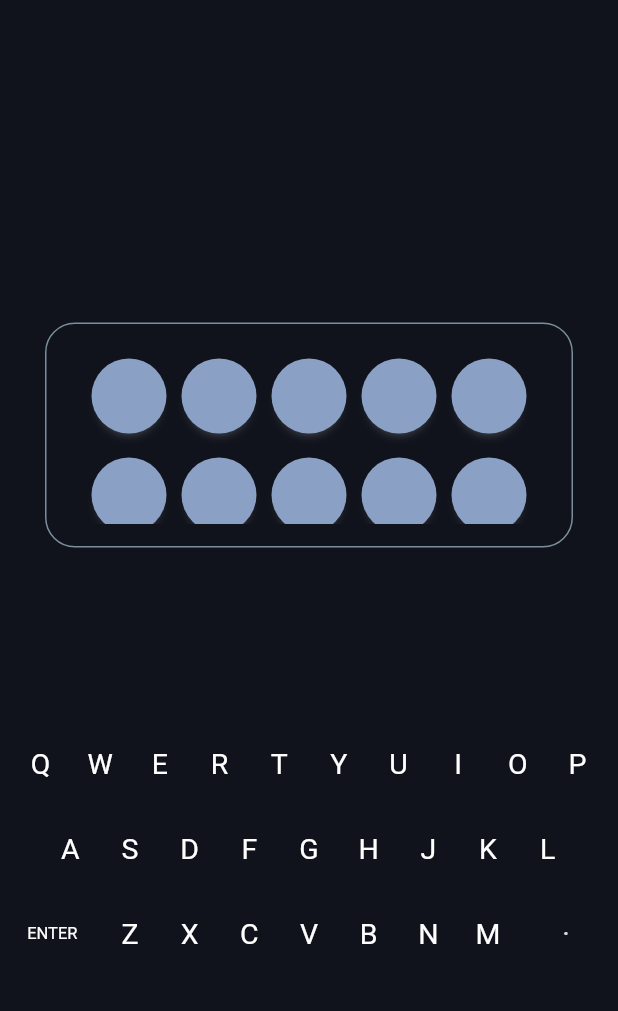
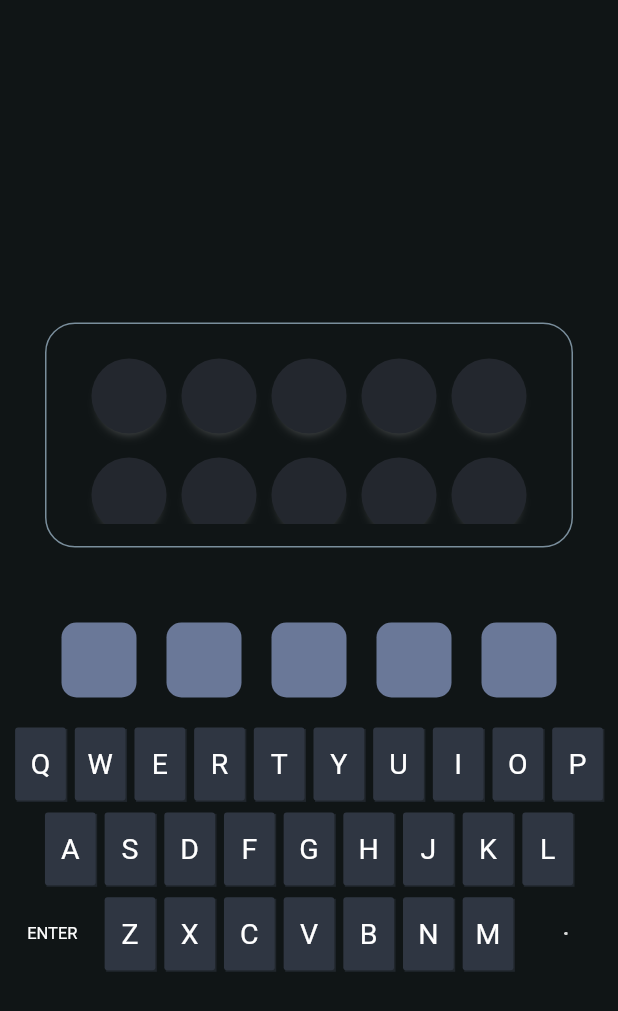
Before and after one commit to 100mslive/thirdle, a Flutter app: the screen it shows after launch, on a phone screen of 412 x 824 dp. Shown: the top 1011 px of the screen. Run offline on Flutter 3.47's test engine with Material 2 defaults, Android fonts, the phone set to English and light mode, and no system bars; drawn by our look-alikes of oktoast; our stand-ins replace google_fonts, permission_handler; missing offline and left inert: hmssdk_flutter; network calls fail; statements that could not run were skipped; project files that could hold a hidden picture were left out.

Commit message:
fix all colors for UI

```diff
--- a/lib/constants/colors.dart
+++ b/lib/constants/colors.dart
@@ -1,4 +1,13 @@
-import 'package:flutter/material.dart';
+import 'dart:ui';
 
-Color kPrimaryHMSColor = const Color(0xFF10131C);
+Color kPrimaryHMSColor = const Color(0xFF101516);
 Color kSecondaryHMSColor = const Color(0xFF2471ED);
+
+Color kLetterGreenColor = const Color(0xFF00D280);
+Color kLetterYellowColor = const Color(0xFFF3BD34);
+Color kLetterGreyColor = const Color(0xFF6A7898);
+Color kLetterEmptyColor = const Color(0xFF23272E);
+
+Color kGuessBoxColor = const Color(0xFF181A1E);
+
+Color kThirdleBoardLetterColor = const Color(0xFF2F3642);
--- a/lib/ui/components/guess_word_box.dart
+++ b/lib/ui/components/guess_word_box.dart
@@ -44,7 +44,7 @@ class GuessLetterBox extends StatelessWidget {
         height: 50,
         width: 50,
         decoration: BoxDecoration(
-            color: kPrimaryHMSColor, borderRadius: BorderRadius.circular(10)),
+            color: kLetterGreyColor, borderRadius: BorderRadius.circular(10)),
         child: Center(
           child: Text(
             letterText.toUpperCase(),
--- a/lib/ui/components/thirdle_keyboard.dart
+++ b/lib/ui/components/thirdle_keyboard.dart
@@ -114,14 +114,20 @@ class ThirdleKeyboardState extends State<ThirdleKeyboard> {
 
   // Letter button widget
   Widget buttonLetter(String letter) {
-    return ClipRRect(
+    return Container(
+      decoration: BoxDecoration(
           borderRadius: widget.borderRadius ?? BorderRadius.circular(0),
-      child: SizedBox(
+          boxShadow: <BoxShadow>[
+            BoxShadow(
+              color: kThirdleBoardLetterColor.withOpacity(0.5),
+              offset: Offset(1, 1),
+            )
+          ]),
       height: widget.height ?? height,
       width: widget.width ?? width,
       child: Material(
         type: MaterialType.button,
-          color: kPrimaryHMSColor,
+        color: kThirdleBoardLetterColor,
         child: InkWell(
           highlightColor: widget.highlightColor,
           splashColor: widget.splashColor,
@@ -141,7 +147,6 @@ class ThirdleKeyboardState extends State<ThirdleKeyboard> {
               style: const TextStyle(
                 fontSize: 19,
                 color: Colors.white,
-                ),
               ),
             ),
           ),
--- a/lib/ui/components/word_bar.dart
+++ b/lib/ui/components/word_bar.dart
@@ -1,4 +1,5 @@
 import 'package:flutter/material.dart';
+import 'package:thirdle/constants/colors.dart';
 import 'package:thirdle/game_logic/models/letter_model.dart';
 import 'package:thirdle/game_logic/models/word_model.dart';
 
@@ -44,11 +45,13 @@ class LetterTile extends StatelessWidget {
               blurRadius: 5,
               spreadRadius: -5)
         ],
-        color: letter.status == LetterStatus.correctLetterWithPosition
-            ? const Color(0xFF62CCA0)
-            : (letter.status == LetterStatus.correctLetter)
-                ? const Color(0xFFEEBC37)
-                : const Color.fromARGB(255, 138, 161, 197),
+        color: letter.value == ' '
+            ? kLetterEmptyColor
+            : (letter.status == LetterStatus.correctLetterWithPosition
+                ? kLetterGreenColor
+                : (letter.status == LetterStatus.correctLetter)
+                    ? kLetterYellowColor
+                    : kLetterGreyColor),
       ),
       child: Center(
         child: Text(
```
Also changed, not shown: lib/ui/components/peer_tile.dart (+9 -10 lines). Lines whose indentation alone changed are shown as unchanged.
